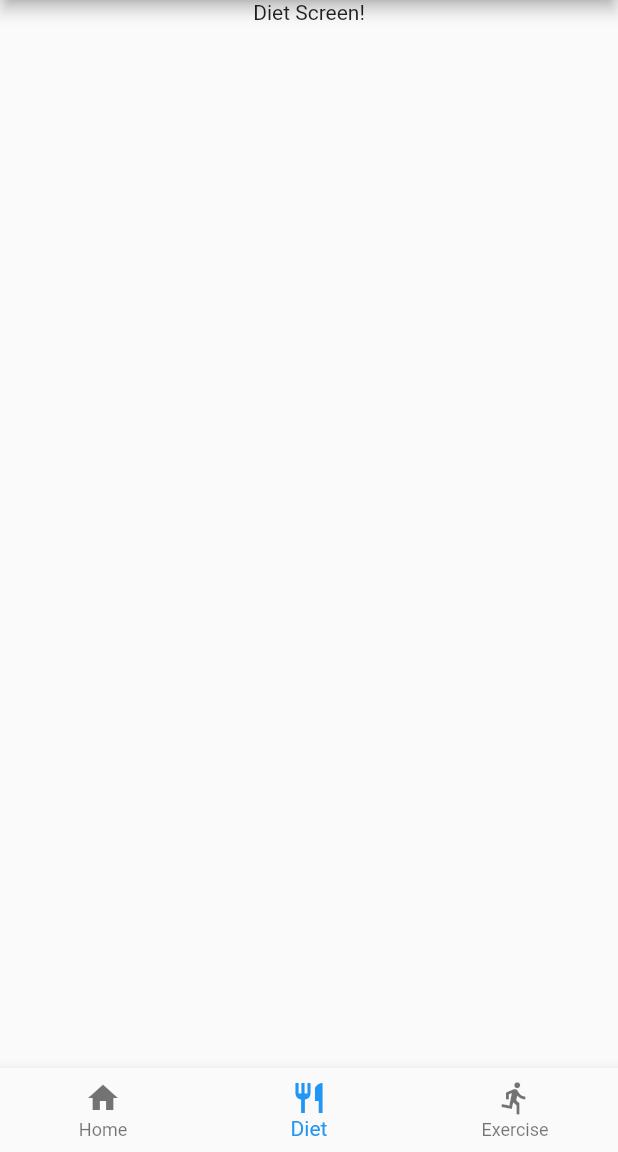
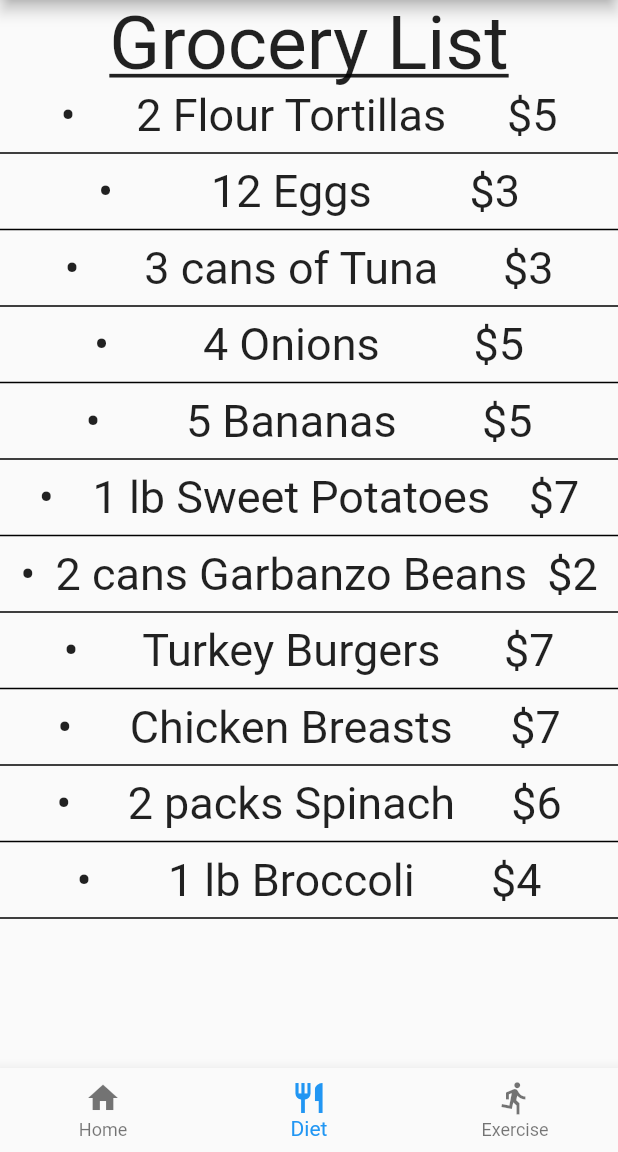
Before and after one commit to lmora21/nutrition_buddy, a Flutter app: the screen it shows after launch, item 2 of the bottom bar chosen, on a phone screen of 412 x 824 dp, the part 84-1236 px from its top. Run offline on Flutter 3.47's test engine with Material 2 defaults, Android fonts, the phone set to English and light mode, and no system bars; our stand-ins replace pie_chart.

Commit message:
Completed Diet Screen

```diff
--- /dev/null
+++ b/lib/GroceryList.dart
@@ -0,0 +1,19 @@
+class GroceryList {
+  static List<String> food = [
+    "2 Flour Tortillas",
+    "12 Eggs",
+    "3 cans of Tuna",
+    "4 Onions",
+    "5 Bananas",
+    "1 lb Sweet Potatoes",
+    "2 cans Garbanzo Beans",
+    "Turkey Burgers",
+    "Chicken Breasts",
+    "2 packs Spinach",
+    "1 lb Broccoli"
+  ];
+
+  static List<int> prices = [
+    5, 3, 3, 5, 5, 7, 2, 7, 7, 6, 4
+  ];
+}
--- a/lib/dietScreen.dart
+++ b/lib/dietScreen.dart
@@ -1,9 +1,33 @@
 import 'package:flutter/cupertino.dart';
+import 'package:flutter/material.dart';
+import 'GroceryList.dart';
 
-// Screen content for when Diet icon is pressed on bottom tab
 Column get dietScreen => Column(
-      children: const <Widget>[
-        // TODO: Fill in screen
-        Text("Diet Screen!"),
-      ],
-    );
+  // mainAxisAlignment: MainAxisAlignment.spaceBetween,
+  children: <Widget>[
+    // TODO: Fill in screen
+    // Padding(padding: EdgeInsets.only(top: 15.0)),
+    Text("Grocery List", style: TextStyle(decoration: TextDecoration.underline, fontSize: 50)),
+    for (var i = 0; i < GroceryList.prices.length; i++) ...[
+      Row(
+      mainAxisAlignment: MainAxisAlignment.spaceEvenly,
+      children: [
+        Text("\u2022", style: TextStyle(fontSize: 30),),
+        Text(GroceryList.food[i], style: TextStyle(fontSize: 30),),
+        Text("\$" "${GroceryList.prices[i]}", style: TextStyle(fontSize: 30),)
+
+        // Text("\$" + "${GroceryList.prices[i]}", style: TextStyle(fontSize: 30),)
+      ],),
+     Divider(color: Colors.black, thickness: 1.0,),
+    ]
+    // Row(
+    //   mainAxisAlignment: MainAxisAlignment.spaceEvenly,
+    //   children: [
+    //     Text("\u2022", style: TextStyle(fontSize: 30),),
+    //     Text("2 Flour Tortilla", style: TextStyle(fontSize: 30),),
+    //     Text("\$5", style: TextStyle(fontSize: 30),)
+    //   ],
+    // ),
+    // const Divider(color: Colors.black),
+  ],
+);
```
